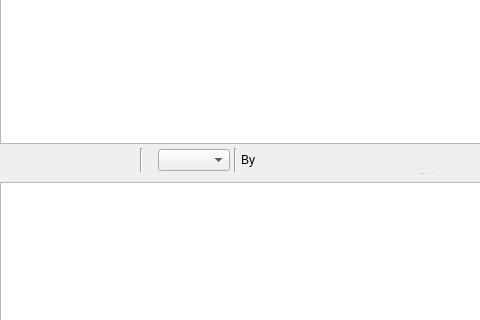
The window that retroshare-gui/src/gui/gxsforums/GxsForumThreadWidget.ui (defnax/RetroShare) describes before a commit, drawn with Qt 5; both pictures show x 0 to 480 and y 164 to 484 of the 848 by 600 pixel window.
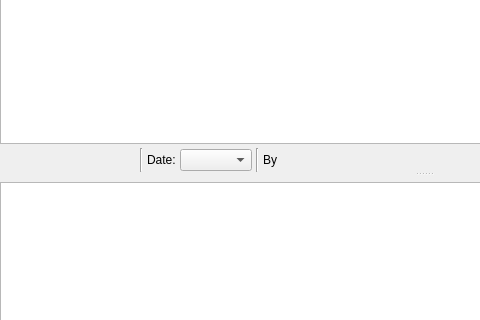
The same window after the commit. Icons and pictures are not drawn. Custom widgets are drawn as their Qt base class.

Commit message: Forum add Text to Label

```diff
--- a/retroshare-gui/src/gui/gxsforums/GxsForumThreadWidget.ui
+++ b/retroshare-gui/src/gui/gxsforums/GxsForumThreadWidget.ui
@@ -391,7 +391,7 @@
          <item row="0" column="7">
           <widget class="QLabel" name="time_label">
            <property name="text">
-            <string notr="true"/>
+            <string>Date:</string>
            </property>
           </widget>
          </item>
```
Left out of the diff: 5 changed lines with no effect on the pictures.
